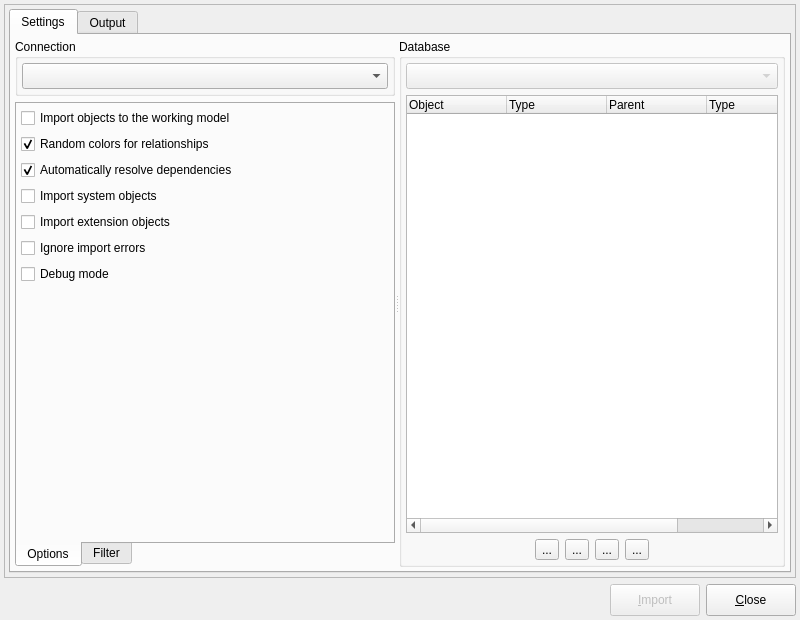
Old version of the form libpgmodeler_ui/ui/databaseimportform.ui in the repository pgmodeler/pgmodeler.
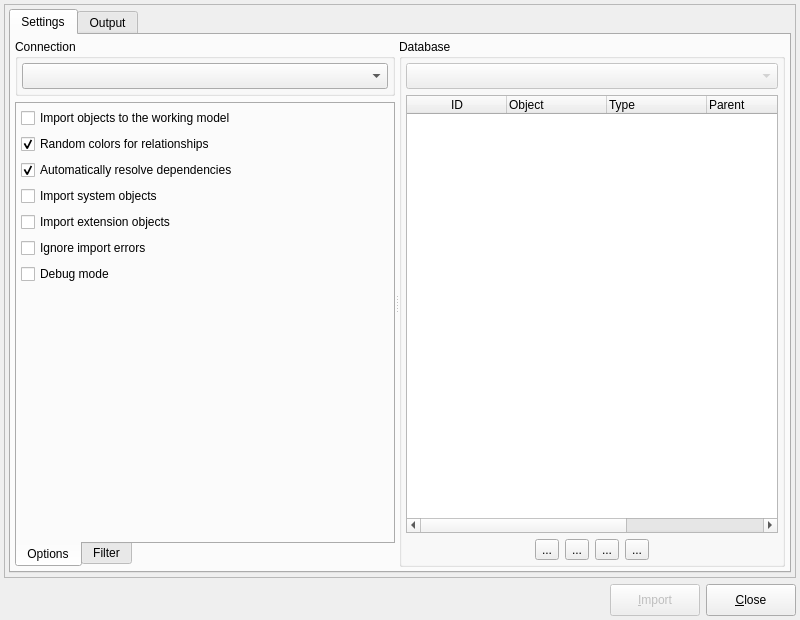
New version of the form. The open tabs and pages were chosen to show the change. Icons and pictures are not drawn.

Patch:
```diff
--- a/libpgmodeler_ui/ui/databaseimportform.ui
+++ b/libpgmodeler_ui/ui/databaseimportform.ui
@@ -816,6 +816,15 @@
                     <attribute name="verticalHeaderMinimumSectionSize">
                      <number>30</number>
                     </attribute>
+                    <column>
+                     <property name="text">
+                      <string>ID</string>
+                     </property>
+                     <property name="icon">
+                      <iconset resource="../res/resources.qrc">
+                       <normaloff>:/icones/icones/uid.png</normaloff>:/icones/icones/uid.png</iconset>
+                     </property>
+                    </column>
                     <column>
                      <property name="text">
                       <string>Object</string>
```
